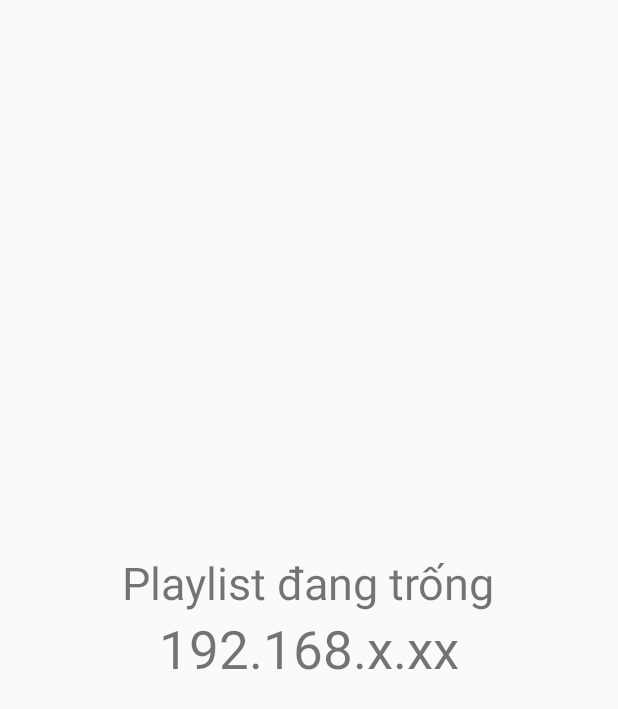
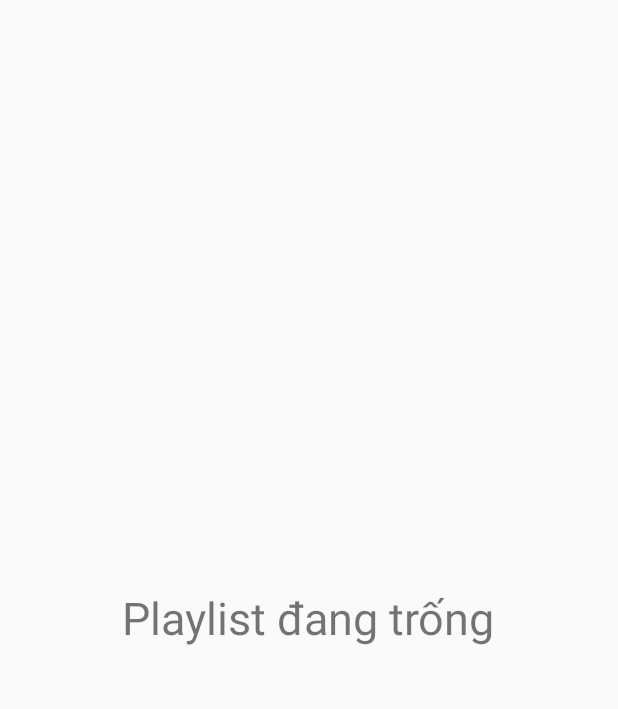
Before and after one commit to baoloc008/simple-mobile, an Android app: the layout activity_television.xml on its own in the app's theme, with its tools: preview values and no code run, on a phone screen of 412 x 824 dp. Shown: the top 709 px of the screen. Run offline under Robolectric (Android 15) with nearby library versions, the phone set to English and light mode, and no system bars; plain views replace YouTubePlayerView.

Commit message:
remove Ip TextView

```diff
--- a/app/src/main/res/layout/activity_television.xml
+++ b/app/src/main/res/layout/activity_television.xml
@@ -14,15 +14,10 @@
     android:visibility="gone"
   />
   <TextView
+      android:id="@+id/empty_tv"
       android:layout_width="wrap_content"
       android:layout_height="wrap_content"
       android:textSize="30sp"
       android:text="Playlist đang trống"/>
-  <TextView
-      android:id="@+id/ip_tv"
-      android:layout_width="wrap_content"
-      android:layout_height="wrap_content"
-      android:textSize="35sp"
-      android:text="192.168.x.xx"/>
 
 </LinearLayout>
```
